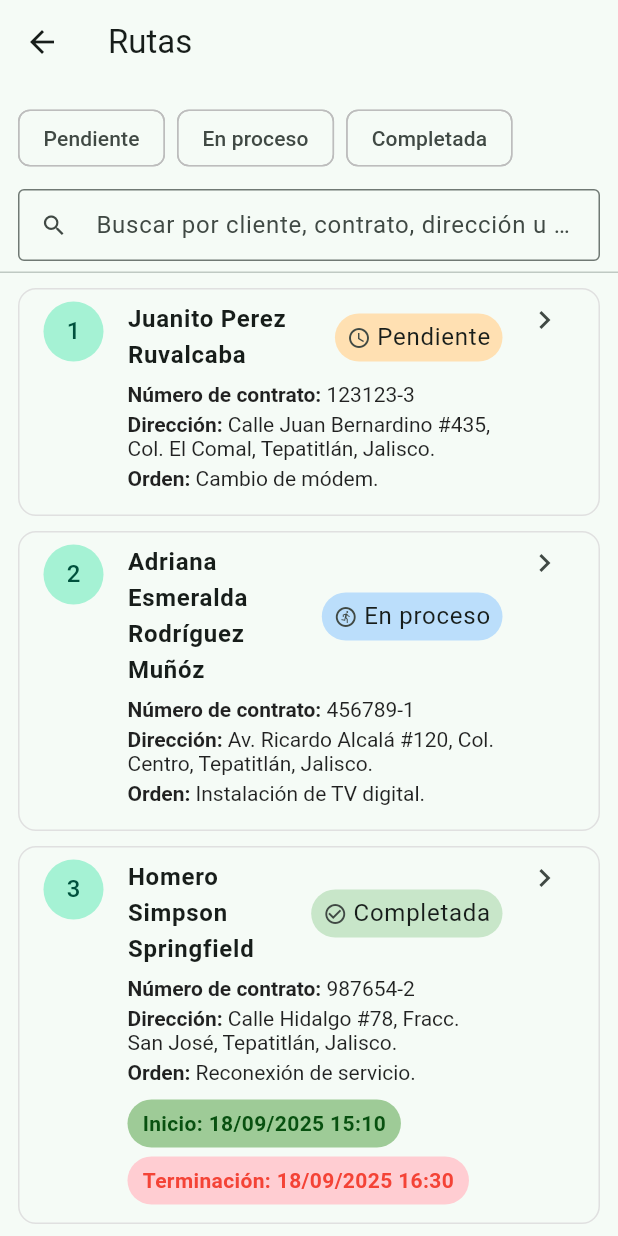
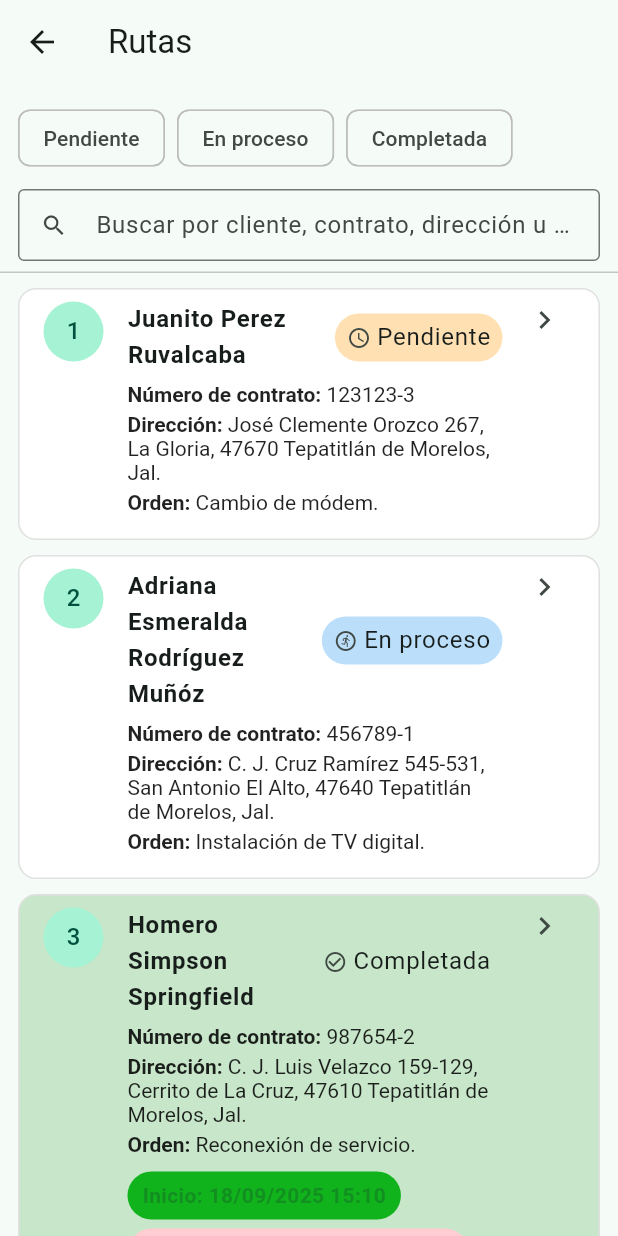
Before and after one commit to Juankjos/tecnicliente, a Flutter app: the RutasPage screen opened by its route, on a phone screen of 412 x 824 dp. Run offline on Flutter 3.47's test engine with Material 3 defaults, Android fonts, the phone set to English and light mode, and no system bars.

Commit message:
Real directions in clients

```diff
--- a/lib/pages/rutas_page.dart
+++ b/lib/pages/rutas_page.dart
@@ -13,7 +13,7 @@ class _RutasPageState extends State<RutasPage> {
       id: 1,
       cliente: 'Juanito Perez Ruvalcaba',
       contrato: '123123-3',
-      direccion: 'Calle Juan Bernardino #435, Col. El Comal, Tepatitlán, Jalisco.',
+      direccion: 'José Clemente Orozco 267, La Gloria, 47670 Tepatitlán de Morelos, Jal.',
       orden: 'Cambio de módem.',
       estatus: RutaStatus.pendiente,
     ),
@@ -21,7 +21,7 @@ class _RutasPageState extends State<RutasPage> {
       id: 2,
       cliente: 'Adriana Esmeralda Rodríguez Muñóz',
       contrato: '456789-1',
-      direccion: 'Av. Ricardo Alcalá #120, Col. Centro, Tepatitlán, Jalisco.',
+      direccion: 'C. J. Cruz Ramírez 545-531, San Antonio El Alto, 47640 Tepatitlán de Morelos, Jal.',
       orden: 'Instalación de TV digital.',
       estatus: RutaStatus.enProceso,
     ),
@@ -29,30 +29,28 @@ class _RutasPageState extends State<RutasPage> {
       id: 3,
       cliente: 'Homero Simpson Springfield',
       contrato: '987654-2',
-      direccion: 'Calle Hidalgo #78, Fracc. San José, Tepatitlán, Jalisco.',
+      direccion: 'C. J. Luis Velazco 159-129, Cerrito de La Cruz, 47610 Tepatitlán de Morelos, Jal.',
       orden: 'Reconexión de servicio.',
       estatus: RutaStatus.completada,
-      fechaHoraInicio: DateTime(2025, 9, 18, 15, 10), // INICIO
-      fechaHoraFin: DateTime(2025, 9, 18, 16, 30),    // TERMINACIÓN
+      fechaHoraInicio: DateTime(2025, 9, 18, 15, 10),
+      fechaHoraFin: DateTime(2025, 9, 18, 16, 30),
     ),
     Ruta(
       id: 4,
       cliente: 'Cósimo Juárez Travaldaba',
       contrato: '741258-9',
-      direccion: 'Priv. Los Pinos #34, Col. San Gabriel, Tepatitlán, Jalisco.',
+      direccion: 'Quirino Navarro 408-452, Santa Monica, 47634 Tepatitlán de Morelos, Jal.',
       orden: 'Retiro de equipo.',
       estatus: RutaStatus.completada,
-      fechaHoraInicio: DateTime(2025, 9, 19, 10, 20), // INICIO
-      fechaHoraFin: DateTime(2025, 9, 19, 11, 15),    // TERMINACIÓN
+      fechaHoraInicio: DateTime(2025, 9, 19, 10, 20),
+      fechaHoraFin: DateTime(2025, 9, 19, 11, 15),
     ),
   ];
 
-  // ---- Estado de UI ----
-  final Set<RutaStatus> _filtros = {}; // vacío = mostrar todos
+  final Set<RutaStatus> _filtros = {};
   String _query = '';
-  int? _seleccionId; // id seleccionado para resaltar
+  int? _seleccionId;
 
-  // ---- Helpers de filtro/búsqueda ----
   List<Ruta> get _filtradas {
     Iterable<Ruta> base = _todas;
     if (_filtros.isNotEmpty) {
@@ -66,7 +64,6 @@ class _RutasPageState extends State<RutasPage> {
           r.direccion.toLowerCase().contains(q) ||
           r.orden.toLowerCase().contains(q));
     }
-    // Pendiente -> En proceso -> Completada
     final list = base.toList();
     list.sort((a, b) => a.estatus.index.compareTo(b.estatus.index));
     return list;
@@ -93,7 +90,6 @@ class _RutasPageState extends State<RutasPage> {
       ),
       body: Column(
         children: [
-          // ---- Barra de filtros + búsqueda ----
           Padding(
             padding: const EdgeInsets.fromLTRB(12, 12, 12, 8),
             child: Column(
@@ -143,7 +139,6 @@ class _RutasPageState extends State<RutasPage> {
             ),
           ),
           const Divider(height: 0),
-          // ---- Lista ----
           Expanded(
             child: ListView.builder(
               itemCount: filtradas.length,
@@ -154,6 +149,9 @@ class _RutasPageState extends State<RutasPage> {
                 return Container(
                   margin: const EdgeInsets.fromLTRB(12, 10, 12, 0),
                   decoration: BoxDecoration(
+                    color: r.estatus == RutaStatus.completada
+                        ? Colors.green.shade100 // fondo verde para completadas
+                        : Colors.white,         // blanco para las demás
                     borderRadius: BorderRadius.circular(12),
                     border: Border.all(
                       width: isSelected ? 2.2 : 1,
@@ -181,14 +179,12 @@ class _RutasPageState extends State<RutasPage> {
                           _line('Número de contrato', r.contrato),
                           _line('Dirección', r.direccion),
                           _line('Orden', r.orden),
-
-                          // SOLO EN COMPLETADAS: mostrar Inicio y Terminación (en ese orden)
                           if (r.estatus == RutaStatus.completada && r.fechaHoraInicio != null)
                             _pill(
                               label: 'Inicio',
                               value: _formatFechaHora(r.fechaHoraInicio!),
-                              bg: const Color.fromARGB(255, 158, 203, 151),
-                              fg: const Color.fromARGB(255, 8, 81, 16),
+                              bg: const Color.fromARGB(255, 16, 179, 27),
+                              fg: const Color.fromARGB(255, 18, 143, 32),
                             ),
                           if (r.estatus == RutaStatus.completada && r.fechaHoraFin != null)
                             _pill(
@@ -204,7 +200,9 @@ class _RutasPageState extends State<RutasPage> {
                         ? const Icon(Icons.check_circle, size: 28)
                         : const Icon(Icons.chevron_right),
                     isThreeLine: true,
-                    onTap: () async {
+                    onTap: r.estatus == RutaStatus.completada
+                        ? null // no se puede seleccionar si ya está completada
+                        : () async {
                             final confirmar = await _confirmarSeleccion(context);
                             if (confirmar == true) {
                               setState(() => _seleccionId = r.id);
@@ -227,7 +225,6 @@ class _RutasPageState extends State<RutasPage> {
     );
   }
 
-  // Etiqueta redondeada reutilizable (Inicio / Terminación)
   static Widget _pill({
     required String label,
     required String value,
@@ -256,7 +253,6 @@ class _RutasPageState extends State<RutasPage> {
   static String _formatFechaHora(DateTime dt) {
     String two(int n) => n.toString().padLeft(2, '0');
     return '${two(dt.day)}/${two(dt.month)}/${dt.year} ${two(dt.hour)}:${two(dt.minute)}';
-    // Si prefieres formato 12h con am/pm, dime y lo cambio.
   }
 
   static Widget _line(String label, String value) {
```
Lines whose indentation alone changed are shown as unchanged.
